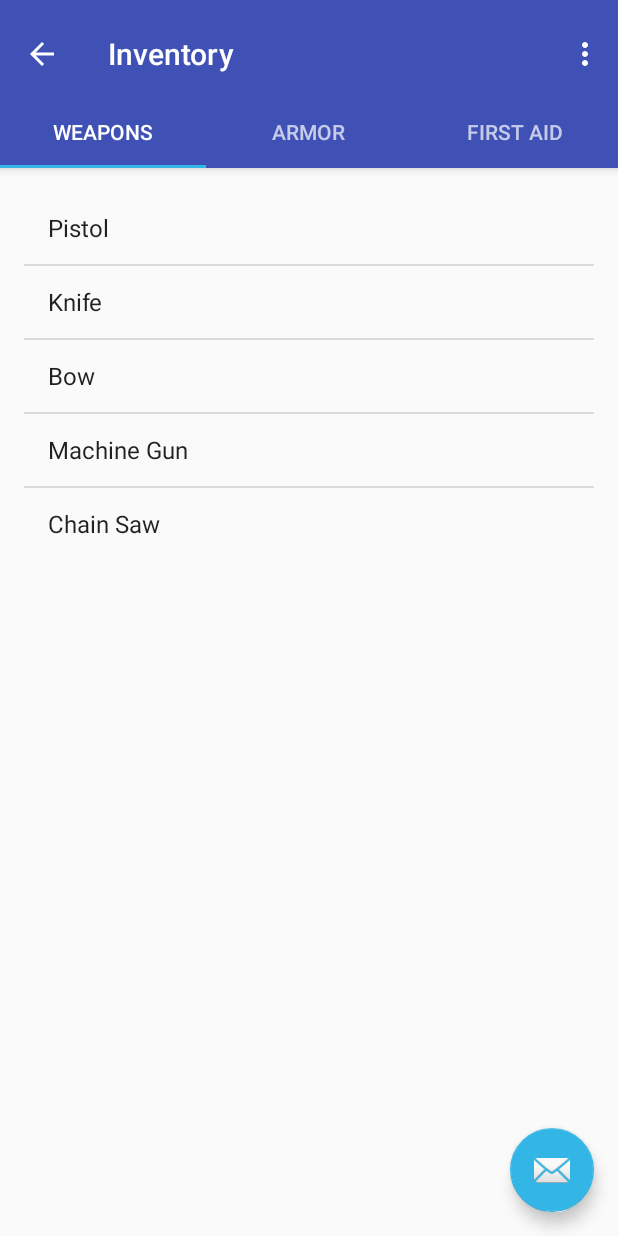
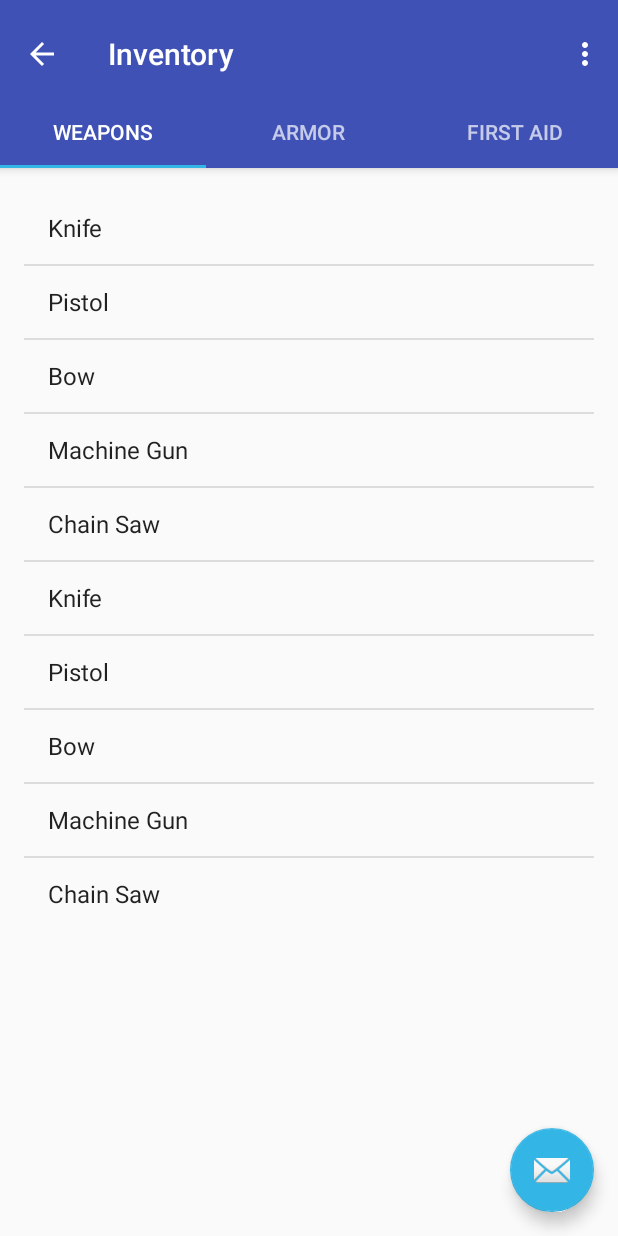
Before and after one commit to Danno-Banano/Processes-Project, an Android app: the MainMap screen opened directly, with no data from a screen before it, after a tap on "INVENTORY", on a phone screen of 412 x 824 dp. Run offline under Robolectric (Android 15) with nearby library versions, the phone set to English and light mode, and no system bars; libraries missing offline, so code that uses them is left out: org.mortbay.jetty.

Commit message:
Files Edited: Character.java, Inventory.java, Item.java, MainMap.java, PlaceholderFragment.java
Notes:
Character.java
      -   added some methods for accessing the inventory and adding items to the Inventory arrayList

Item.java
      -   added a constructor

MainMap.java
      -   added items to the character's inventory (but this is just for testing and will need to be deleted later on)

Inventory.java
      -   The inventory.java now references to the character's inventory arrayList. It places the correct items into the correct tabs by referencing the itemType component. Therefore, this means that the itemType component String must be specific strings for the Inventory to function correctly.

```diff
--- a/LootAndRun/app/src/main/java/processes_project/lootandrun/Character.java
+++ b/LootAndRun/app/src/main/java/processes_project/lootandrun/Character.java
@@ -46,6 +46,10 @@ public class Character {
         Inventory = inventory;
     }
 
+    public void addItemToInventory( Item item ){ Inventory.add(item);}                          // so I can add an individual item to the inventory - Daniel Healy
+
+    public void removeItemFromInventory( Item item ){ Inventory.remove(item);}                  // so I can remove an individual item from the inventory (IS THAT THE RIGHT METHOD TO USE????) - Daniel Healy
+
     public Location getCharLocation() {
         return charLocation;
     }
--- a/LootAndRun/app/src/main/java/processes_project/lootandrun/Inventory.java
+++ b/LootAndRun/app/src/main/java/processes_project/lootandrun/Inventory.java
@@ -202,18 +202,91 @@ public class Inventory extends AppCompatActivity {
             // Return a PlaceholderFragment (defined as a static inner class below).
             //return PlaceholderFragment.newInstance(position + 1);
 
+            ArrayList<Item> loot = MainMap.getMainPlayer().getInventory();
+
             switch( position )
             {
                 case 0:
                     String[] lootW = {"Pistol", "Knife", "Bow", "Machine Gun", "Chain Saw"};
-                    Bundle args = new Bundle();
-                    return PlaceholderFragment.newInstance(position+1, lootW);
+
+//                    Item x = new Item();
+//                    x.setName("Pistol");
+//                    Item y = new Item();
+//                    x.setName("Knife");
+//                    ArrayList<Item> testW = new ArrayList();
+//                    testW.add(x);
+//                    testW.add(y);
+//                    MainMap.getMainPlayer().setInventory(testW);
+//                    //ArrayList<Item> lootWc = MainMap.getMainPlayer().getInventory();
+
+
+                    ArrayList<Item> lootWc = new ArrayList<Item>();
+                    for( int i = 0; i < loot.size(); i++ )
+                    {
+                        if( loot.get(i).getItemType() == "Weapon" )
+                        {
+                            lootWc.add(loot.get(i));
+                        }
+                    }
+
+
+
+                    return PlaceholderFragment.newInstance(position+1, lootW, lootWc, 2);
+
                 case 1:
                     String[] lootA = {"Bulletproof Vest", "Knee Pads", "Elbow Pads", "Helmet", "Ball Cap"};
-                    return PlaceholderFragment.newInstance(position+1, lootA);
+
+//                    Item xx = new Item();
+//                    xx.setName("Bulletproof Vest");
+//                    Item yy = new Item();
+//                    yy.setName("Knew Pads");
+//                    ArrayList<Item> testA = new ArrayList();
+//                    testA.add(xx);
+//                    testA.add(yy);
+//                    MainMap.getMainPlayer().setInventory(testA);
+//                    ArrayList<Item> lootAc = MainMap.getMainPlayer().getInventory();
+
+
+
+                    ArrayList<Item> lootAc = new ArrayList<Item>();
+                    for( int i = 0; i < loot.size(); i++ )
+                    {
+                        if( loot.get(i).getItemType() == "Armor" )
+                        {
+                            lootAc.add(loot.get(i));
+                        }
+                    }
+
+
+
+                    return PlaceholderFragment.newInstance(position+1, lootA, lootAc, 2);
                 case 2:
                     String[] lootH = {"Water", "Bandaid", "Beans", "Morphin"};
-                    return PlaceholderFragment.newInstance(position+1, lootH);
+
+//                    Item xxx = new Item();
+//                    xxx.setName("Water");
+//                    Item yyy = new Item();
+//                    yyy.setName("Bandaid");
+//                    ArrayList<Item> testH = new ArrayList();
+//                    testH.add(xxx);
+//                    testH.add(yyy);
+//                    MainMap.getMainPlayer().setInventory(testH);
+//                    ArrayList<Item> lootHc = MainMap.getMainPlayer().getInventory();
+
+
+
+                    ArrayList<Item> lootHc = new ArrayList<Item>();
+                    for( int i = 0; i < loot.size(); i++ )
+                    {
+                        if( loot.get(i).getItemType() == "First Aid" )
+                        {
+                            lootHc.add(loot.get(i));
+                        }
+                    }
+
+
+
+                    return PlaceholderFragment.newInstance(position+1, lootH, lootHc, 2);
                 default:
                     return null;
             }
--- a/LootAndRun/app/src/main/java/processes_project/lootandrun/Item.java
+++ b/LootAndRun/app/src/main/java/processes_project/lootandrun/Item.java
@@ -7,6 +7,19 @@ public class Item {
     private String name;
     private int power;
     private String itemType;
+
+    public Item( String name, int power, String itemType )              // Added this constructor because I would think if an Item is created it must have these components to
+    {                                                                   // begin with. - Daniel Healy
+        this.name = name;
+        this.power = power;
+        this.itemType = itemType;
+    }
+
+    @Override
+    public String toString()                    // I added this method to override the orginal toString method, this is so that what I can get the name of the item
+    {                                           // to display in the Inventory. - Daniel Healy
+        return name;
+    }
 
     public String getName() {
         return name;
--- a/LootAndRun/app/src/main/java/processes_project/lootandrun/MainMap.java
+++ b/LootAndRun/app/src/main/java/processes_project/lootandrun/MainMap.java
@@ -43,7 +43,7 @@ public class MainMap extends FragmentActivity
     private Marker mCurrentLocation;
     public static final String TAG = MainMap.class.getSimpleName();
     private final static int CONNECTION_FAILURE_RESOLUTION_REQUEST = 9000;
-    private Character mainPlayer;
+    private static Character mainPlayer;
 
     @Override
     protected void onCreate(Bundle savedInstanceState) {
@@ -68,6 +68,26 @@ public class MainMap extends FragmentActivity
                 .setFastestInterval(1 * 1000); // 1 second, in milliseconds
         if(mainPlayer == null)
             mainPlayer = new Character();
+
+
+        ////////////                                /// Temporarily adding items to the characters Inventory
+        mainPlayer.addItemToInventory(new Item("Knife", 1, "Weapon"));
+        mainPlayer.addItemToInventory(new Item("Water", 2, "First Aid"));
+        mainPlayer.addItemToInventory(new Item("Bulletproof Vest", 4, "Armor"));
+        mainPlayer.addItemToInventory(new Item("Pistol", 3, "Weapon"));
+        mainPlayer.addItemToInventory(new Item("Bandaid", 3, "First Aid"));
+        mainPlayer.addItemToInventory(new Item("Beans", 2, "First Aid"));
+        mainPlayer.addItemToInventory(new Item("Knee Pads", 2, "Armor"));
+        mainPlayer.addItemToInventory(new Item("Bow", 2, "Weapon"));
+        mainPlayer.addItemToInventory(new Item("Elbow Pads", 1, "Armor"));
+        mainPlayer.addItemToInventory(new Item("Machine Gun", 5, "Weapon"));
+        mainPlayer.addItemToInventory(new Item("Chain Saw", 4, "Weapon"));
+        mainPlayer.addItemToInventory(new Item("Helmet", 4, "Armor"));
+        mainPlayer.addItemToInventory(new Item("Morphin", 4, "First Aid"));
+        mainPlayer.addItemToInventory(new Item("Ball Cap", 1, "Armor"));
+
+
+
     }
 
     @Override
@@ -120,7 +140,7 @@ public class MainMap extends FragmentActivity
         startActivity(intent);
     }
 
-    public Character getMainPlayer() {
+    public static Character getMainPlayer() {
         return mainPlayer;
     }
 
--- a/LootAndRun/app/src/main/java/processes_project/lootandrun/PlaceholderFragment.java
+++ b/LootAndRun/app/src/main/java/processes_project/lootandrun/PlaceholderFragment.java
@@ -5,6 +5,7 @@ import android.view.LayoutInflater;
 import android.view.View;
 import android.view.ViewGroup;
 import android.widget.ArrayAdapter;
+import java.util.ArrayList;
 import android.widget.ListView;
 
 /**
@@ -23,6 +24,7 @@ public class PlaceholderFragment extends android.support.v4.app.Fragment {
 
     private static int sNum;
     private String[] loot;
+    private ArrayList<Item> lootC;
 
     public PlaceholderFragment() {
        // this.loot = loot;
@@ -32,10 +34,13 @@ public class PlaceholderFragment extends android.support.v4.app.Fragment {
      * Returns a new instance of this fragment for the given section
      * number.
      */
-    public static PlaceholderFragment newInstance(int sectionNumber, String[] loot) {
+    public static PlaceholderFragment newInstance(int sectionNumber, String[] loot, ArrayList<Item> lootC, int choice) {
         sNum = sectionNumber-1;
         PlaceholderFragment fragment = new PlaceholderFragment();
-        fragment.setArguments(loot);
+        if(choice == 1)
+            fragment.setArguments(loot);
+        else
+            fragment.setArguments(lootC);
         Bundle args = new Bundle();
         args.putInt(ARG_SECTION_NUMBER, sectionNumber);
         fragment.setArguments(args);
@@ -47,6 +52,8 @@ public class PlaceholderFragment extends android.support.v4.app.Fragment {
         this.loot = loot;
     }
 
+    public void setArguments( ArrayList<Item> lootC ) { this.lootC = lootC; }
+
     @Override
     public View onCreateView(LayoutInflater inflater, ViewGroup container,
                              Bundle savedInstanceState) {
@@ -57,9 +64,8 @@ public class PlaceholderFragment extends android.support.v4.app.Fragment {
             rootView = inflater.inflate(R.layout.fragment_inventory, container, false);
 
             //String[] lootW = {"Pistol", "Knife", "Bow", "Machine Gun", "Chain Saw"};                                                                    // Implemented by daniel healy
-            ArrayAdapter<String> adapter = new ArrayAdapter<String>(getContext(), android.R.layout.simple_list_item_1, loot);
+            ArrayAdapter<Item> adapter = new ArrayAdapter<Item>(getContext(), android.R.layout.simple_list_item_1, lootC);
             ListView listView = (ListView) rootView.findViewById(R.id.section_list_label);
-
             listView.setAdapter(adapter);
 
 //            listView.getOnItemClickListener(new AdapterView.OnItemClickListener() {
```
